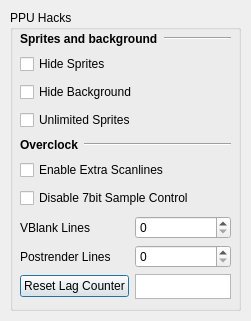
Above: src/gui/designer/dlgPPUHacks.ui from punesemu/puNES before the change. Below: the same form after it.
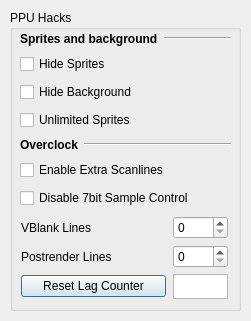
That is the form after the change.

The edit to the form file:
```diff
--- a/src/gui/designer/dlgPPUHacks.ui
+++ b/src/gui/designer/dlgPPUHacks.ui
@@ -158,6 +158,12 @@
            <verstretch>0</verstretch>
           </sizepolicy>
          </property>
+         <property name="minimumSize">
+          <size>
+           <width>145</width>
+           <height>0</height>
+          </size>
+         </property>
          <property name="text">
           <string>VBlank Lines</string>
          </property>
@@ -171,6 +177,12 @@
            <verstretch>0</verstretch>
           </sizepolicy>
          </property>
+         <property name="maximumSize">
+          <size>
+           <width>55</width>
+           <height>16777215</height>
+          </size>
+         </property>
         </widget>
        </item>
        <item row="1" column="1">
@@ -181,6 +193,12 @@
            <verstretch>0</verstretch>
           </sizepolicy>
          </property>
+         <property name="maximumSize">
+          <size>
+           <width>55</width>
+           <height>16777215</height>
+          </size>
+         </property>
         </widget>
        </item>
        <item row="1" column="0">
@@ -200,7 +218,7 @@
         <widget class="QPlainTextEdit" name="plainTextEdit_Lag_Counter">
          <property name="maximumSize">
           <size>
-           <width>16777215</width>
+           <width>55</width>
            <height>25</height>
           </size>
          </property>
```
Left out of the diff: 3 changed lines with no effect on the pictures.
